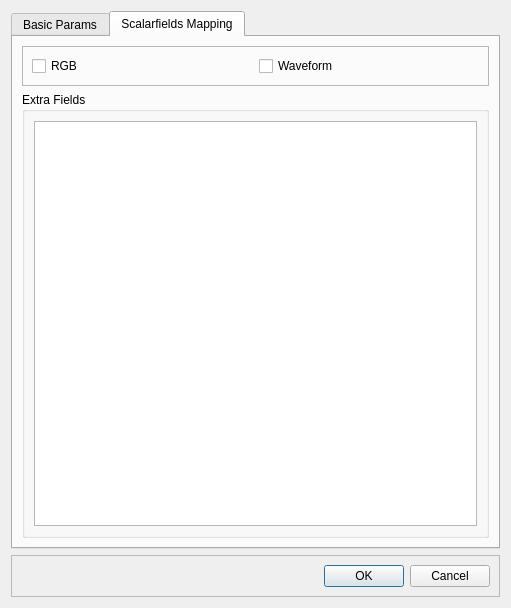
This is ui/lassavedialog.ui in tmontaigu/LAS-IO as Qt 5 draws it before an edit. The edited form follows.
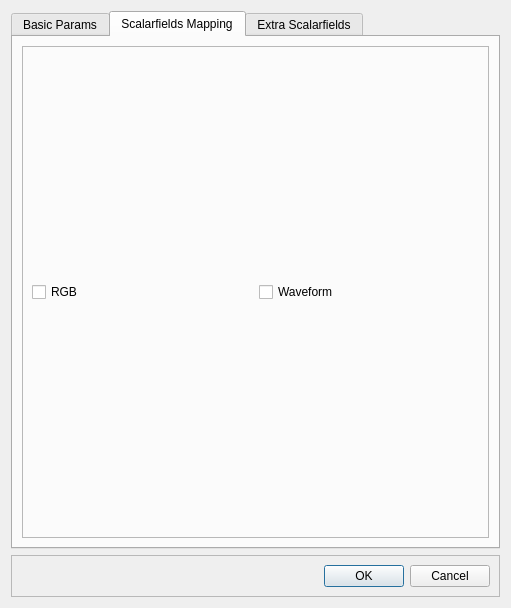
This is the edited form. The open tabs and pages were chosen to show the change.

Commit message: LasSaveDialog: ExtraScalarFields in its own tab

Patch:
```diff
--- a/ui/lassavedialog.ui
+++ b/ui/lassavedialog.ui
@@ -315,23 +315,15 @@
                                     </layout>
                                 </widget>
                             </item>
+                        </layout>
+                    </widget>
+                    <widget class="QWidget" name="extraScalarFieldsTab">
+                        <attribute name="title">
+                            <string>Extra Scalarfields</string>
+                        </attribute>
+                        <layout class="QVBoxLayout" name="verticalLayout_7">
                             <item>
-                                <widget class="QGroupBox" name="extraScalarFieldsGroup">
-                                    <property name="sizePolicy">
-                                        <sizepolicy hsizetype="Preferred" vsizetype="Minimum">
-                                            <horstretch>0</horstretch>
-                                            <verstretch>0</verstretch>
-                                        </sizepolicy>
-                                    </property>
-                                    <property name="title">
-                                        <string>Extra Fields</string>
-                                    </property>
-                                    <layout class="QVBoxLayout" name="verticalLayout_2">
-                                        <item>
-                                            <widget class="QListView" name="extraScalarFieldView"/>
-                                        </item>
-                                    </layout>
-                                </widget>
+                                <widget class="QListView" name="extraScalarFieldView"/>
                             </item>
                         </layout>
                     </widget>
```
Left out of the diff: 4 changed lines with no effect on the pictures. The commit also changes 1 other file.
